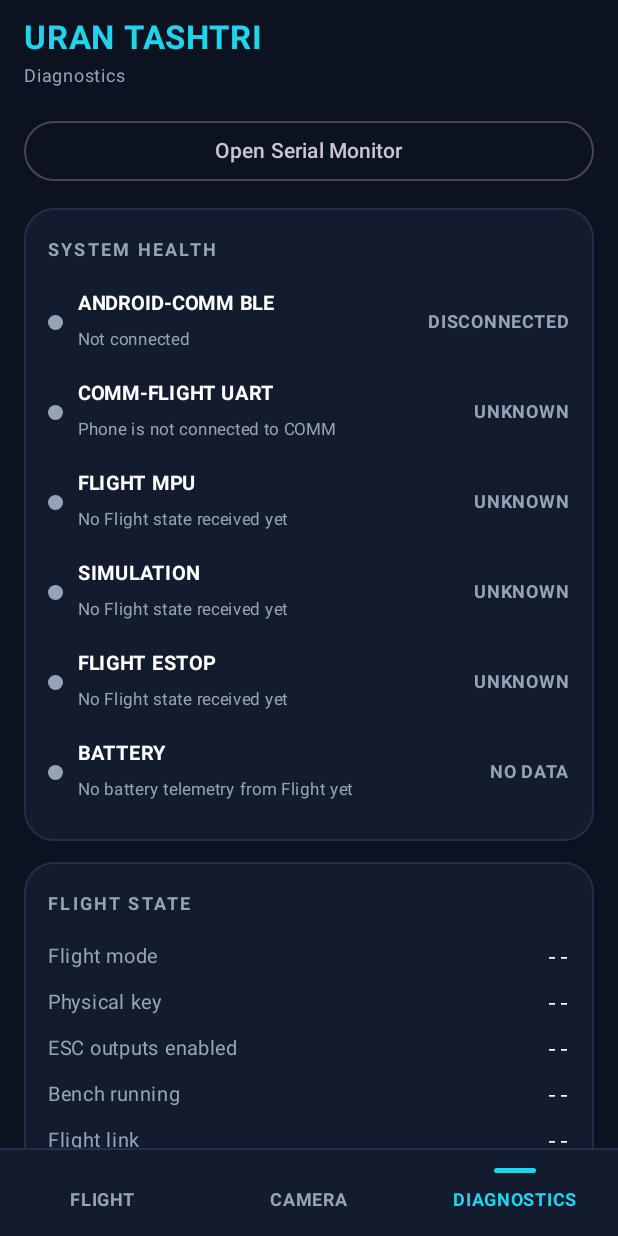
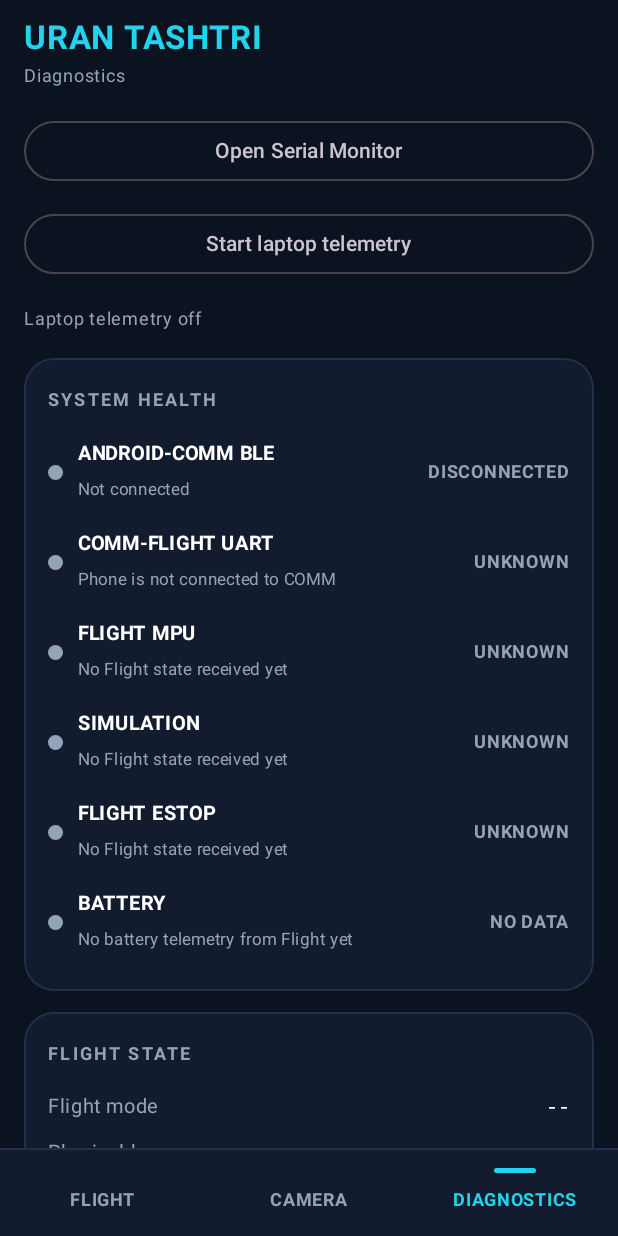
Before and after one commit to hammad-muddassir/UranTashtari, an Android app built with Jetpack Compose: the screen it shows after launch (MainActivity), after a tap on "DIAGNOSTICS", on a phone screen of 412 x 824 dp. Run offline under Robolectric (Android 15) with nearby library versions, the phone set to English and light mode, and no system bars.

Commit message:
Enhance DiagnosticsScreen with relay options
Added parameters for relay functionality and updated UI.

```diff
--- a/app/src/main/java/com/uran/tashtari/ui/DiagnosticsScreen.kt
+++ b/app/src/main/java/com/uran/tashtari/ui/DiagnosticsScreen.kt
@@ -30,7 +30,13 @@ import androidx.compose.ui.unit.dp
 import androidx.compose.ui.unit.sp
 
 @Composable
-fun DiagnosticsScreen(state: UranAppState, modifier: Modifier = Modifier) {
+fun DiagnosticsScreen(
+    state: UranAppState,
+    modifier: Modifier = Modifier,
+    relayActive: Boolean = false,
+    relayMessage: String = "",
+    onToggleRelay: (() -> Unit)? = null
+) {
     var showSerialMonitor by remember { mutableStateOf(false) }
     if (showSerialMonitor) {
         SerialMonitorScreen(state, onBack = { showSerialMonitor = false }, modifier = modifier)
@@ -54,6 +60,15 @@ fun DiagnosticsScreen(state: UranAppState, modifier: Modifier = Modifier) {
             onClick = { showSerialMonitor = true },
             modifier = Modifier.fillMaxWidth()
         ) { Text("Open Serial Monitor") }
+
+        if (onToggleRelay != null) {
+            OutlinedButton(
+                onClick = onToggleRelay,
+                enabled = !state.flightArmed && !state.flightArmPending,
+                modifier = Modifier.fillMaxWidth()
+            ) { Text(if (relayActive) "Stop laptop telemetry" else "Start laptop telemetry") }
+            Text(relayMessage, color = Muted, fontSize = 12.sp)
+        }
 
         Panel {
             SectionLabel("SYSTEM HEALTH")
```
